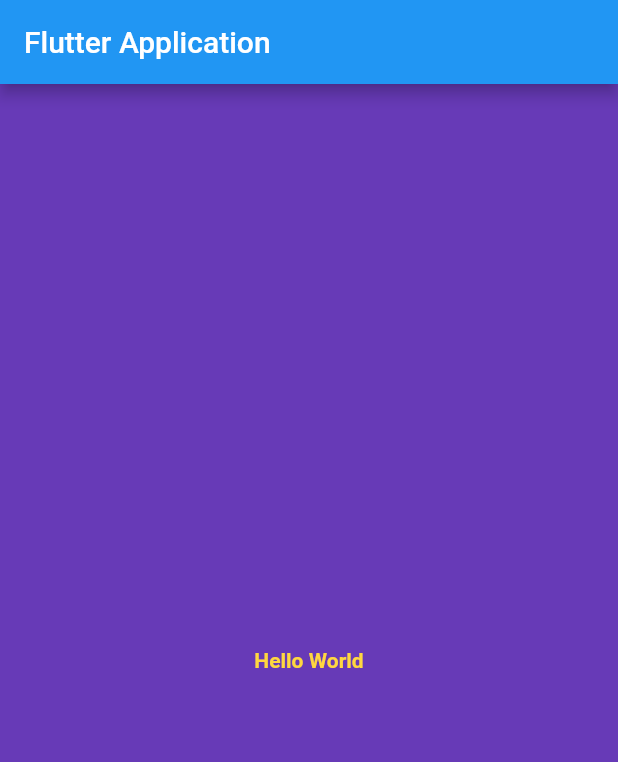
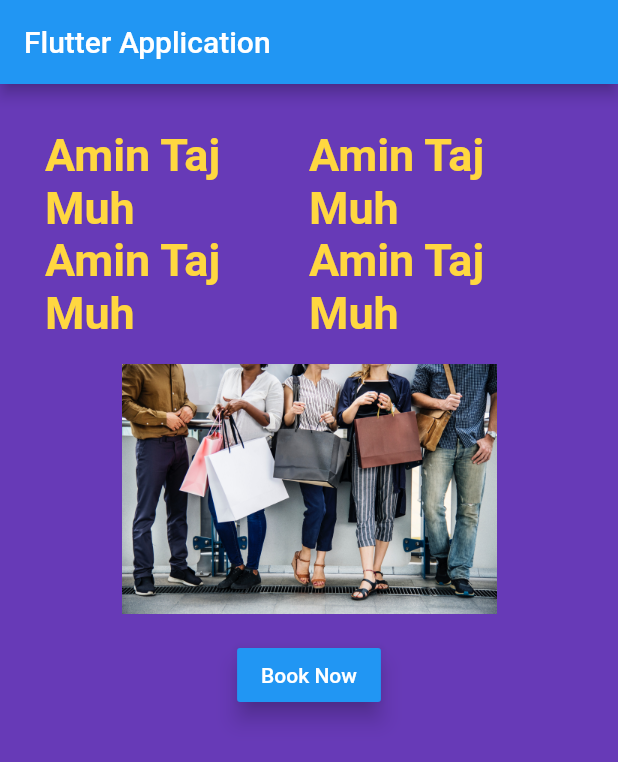
Before and after one commit to AminullahTajMuhammad/flutter_test_application, a Flutter app: the screen it shows after launch, on a phone screen of 412 x 824 dp. Shown: the top 762 px of the screen. Run offline on Flutter 3.47's test engine with Material 2 defaults, Android fonts, the phone set to English and light mode, and no system bars.

Commit message:
Learning Button Dialogs and Rows and Column

```diff
--- a/lib/first_screen/first_screen_code.dart
+++ b/lib/first_screen/first_screen_code.dart
@@ -8,15 +8,112 @@ class FirstScreenCode extends StatelessWidget {
 
     return Center(
       child: Container(
-        child: Text(
-          "Hello World",
-          style: TextStyle(
-              color: Colors.amberAccent,
-              fontWeight: FontWeight.bold
-          ),
+        padding: EdgeInsets.all(30.0),
+        child: Column(
+          children: <Widget>[
+            Row(
+              children: <Widget>[
+                Expanded(
+                    child: Text(
+                      "Amin Taj Muh",
+                      style: TextStyle(
+                          color: Colors.amberAccent,
+                          fontWeight: FontWeight.bold,
+                          fontSize: 30.0
+                      ),
+                    )
+                ),
+                Expanded(
+                    child: Text(
+                      "Amin Taj Muh",
+                      style: TextStyle(
+                          color: Colors.amberAccent,
+                          fontWeight: FontWeight.bold,
+                          fontSize: 30.0
+                      ),
+                    )
+                ),
+              ],
+            ),
+            Row(
+              children: <Widget>[
+                Expanded(
+                    child: Text(
+                      "Amin Taj Muh",
+                      style: TextStyle(
+                          color: Colors.amberAccent,
+                          fontWeight: FontWeight.bold,
+                          fontSize: 30.0
+                      ),
+                    )
+                ),
+                Expanded(
+                    child: Text(
+                      "Amin Taj Muh",
+                      style: TextStyle(
+                          color: Colors.amberAccent,
+                          fontWeight: FontWeight.bold,
+                          fontSize: 30.0
+                      ),
+                    )
+                ),
+              ],
+            ),
+            ShoppingAssetImage(),
+            FlightBookButton()
+          ],
         ),
+        color: Colors.deepPurple,
         alignment: Alignment.center,
-        color: Colors.deepPurple,
+
+//        child: Row(
+//          children: <Widget>[
+//            Expanded(
+//                child: Text(
+//                  "Hello World Tere waste",
+//                  style: TextStyle(
+//                      color: Colors.amberAccent,
+//                      fontWeight: FontWeight.bold,
+//                      fontSize: 30.0
+//                  ),
+//                )
+//            ),
+//            Expanded(
+//              child: Text(
+//                  "Amin Taj Muh",
+//                  style: TextStyle(
+//                      color: Colors.amberAccent,
+//                      fontWeight: FontWeight.bold,
+//                      fontSize: 30.0
+//                  ),
+//                )
+//            ),
+//          ],
+//        ),
+//        child: Column(
+//          children: <Widget>[
+//            Expanded(
+//                child:Text(
+//                  "Amin Taj Muh",
+//                  style: TextStyle(
+//                      color: Colors.amberAccent,
+//                      fontWeight: FontWeight.bold,
+//                      fontSize: 30.0
+//                  ),
+//                ),
+//            ),
+//            Expanded(
+//                child: Text(
+//                    "Saqi Oh Saqi",
+//                    style: TextStyle(
+//                      color: Colors.amberAccent,
+//                      fontWeight: FontWeight.bold,
+//                      fontSize: 30.0
+//                    ),
+//                ),
+//            )
+//          ],
+//        ),
       )
     );
   }
@@ -26,5 +123,45 @@ class FirstScreenCode extends StatelessWidget {
     int number = random.nextInt(20);
     return number;
   }
+}
 
+class ShoppingAssetImage extends StatelessWidget {
+  @override
+  Widget build(BuildContext context) {
+    AssetImage assetImage = AssetImage("images/shopping_two.jpg");
+    Image image = Image(image: assetImage, height: 200.0, width: 250.0,);
+
+    return Container(
+      child: image,
+    );
+  }
 }
+
+class FlightBookButton extends StatelessWidget {
+  @override
+  Widget build(BuildContext context) {
+    return Container(
+        child: RaisedButton(
+          color: Colors.blue,
+          textColor: Colors.white,
+          elevation: 6.0,
+          child: Text("Book Now"),
+          onPressed: () {
+            bookFlight(context);
+          }
+        )
+    );
+  }
+
+  void bookFlight(BuildContext context) {
+    var alertDialog = AlertDialog(
+      title: Text("Flight Booked"),
+      content: Text("You are booked a new flight"),
+    );
+
+    showDialog(
+      context: context,
+      builder: (BuildContext context) => alertDialog
+    );
+  }
+}
--- /dev/null
+++ b/lib/image.dart
@@ -0,0 +1,11 @@
+import 'package:flutter/material.dart';
+import 'first_screen/first_screen_code.dart';
+
+void main() {
+  runApp(
+      MaterialApp(
+        title: "Hello World",
+        home: FirstScreenCode(),
+      )
+  );
+}
--- a/pubspec.yaml
+++ b/pubspec.yaml
@@ -41,8 +41,8 @@ flutter:
   uses-material-design: true
 
   # To add assets to your application, add an assets section, like this:
-  # assets:
-  #  - images/a_dot_burr.jpeg
+  assets:
+    - images/shopping_two.jpg
   #  - images/a_dot_ham.jpeg
 
   # An image asset can refer to one or more resolution-specific "variants", see
```
Also changed, not shown: images/shopping_two.jpg (added).
